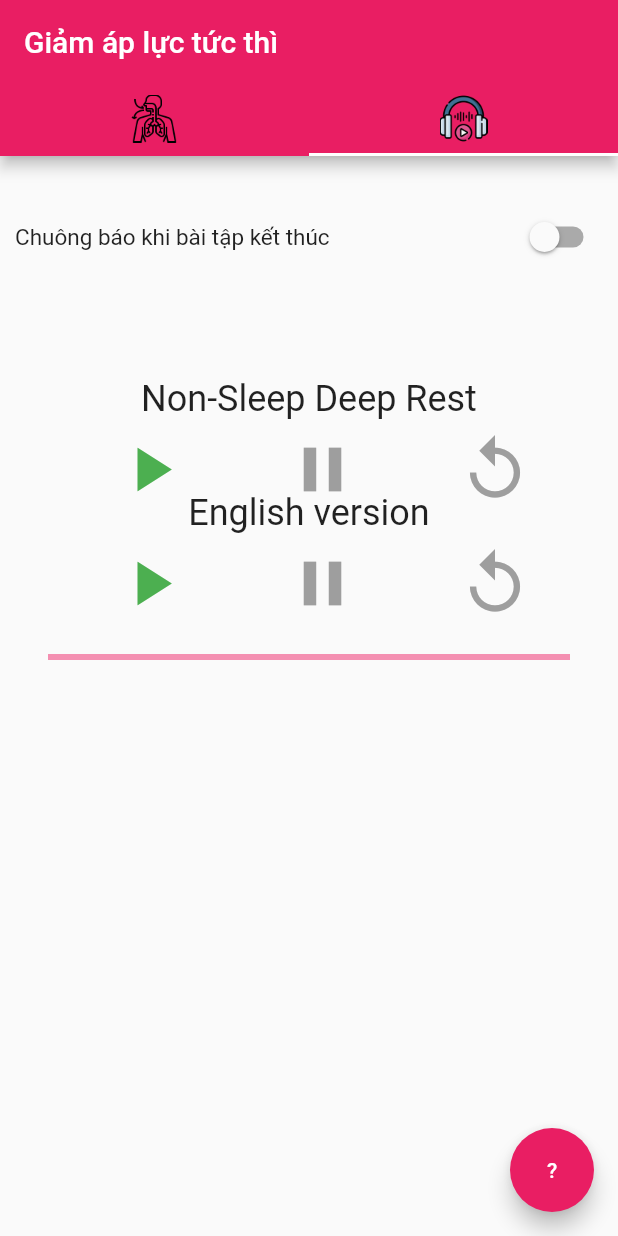
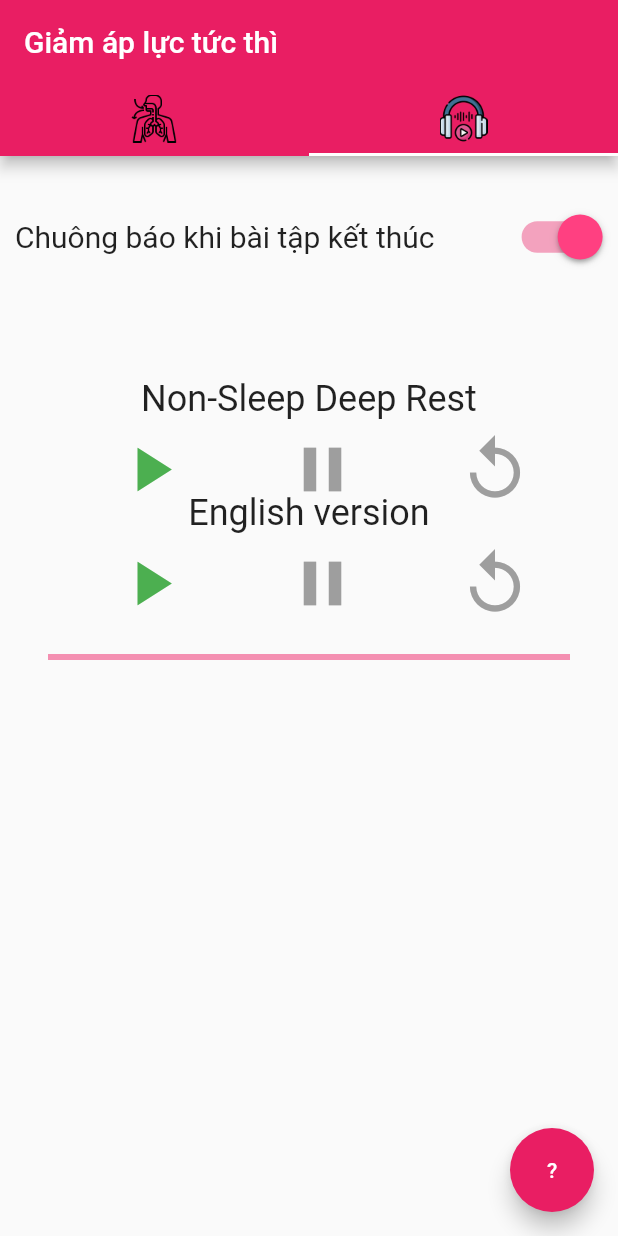
Before and after one commit to thivux/cp22_stress, a Flutter app: the screen it shows after launch, tab 2 chosen, on a phone screen of 412 x 824 dp. Run offline on Flutter 3.47's test engine with Material 2 defaults, Android fonts, the phone set to English and light mode, and no system bars; our stand-ins replace audioplayers; statements that could not run were skipped.

Commit message:
Minh v0.42

```diff
--- a/lib/alarm.dart
+++ b/lib/alarm.dart
@@ -1,4 +1,5 @@
-import 'package:flutter/cupertino.dart';
+// import 'dart:html';
+
 import 'package:flutter/material.dart';
 
 void main() {
@@ -6,7 +7,7 @@ void main() {
 }
 
 class AlarmSwitch extends StatefulWidget {
-  bool alarmOn = false;
+  bool alarmOn = true;
 
   AlarmSwitch({Key? key}) : super(key: key);
 
@@ -19,24 +20,18 @@ class AlarmSwitch extends StatefulWidget {
 class AlarmSwitchState extends State<AlarmSwitch> {
   @override
   Widget build(BuildContext context) {
-    return Container(
-      // padding: EdgeInsets.all(30.0),
-      // margin: EdgeInsets.all(0),
-      // color: Colors.pink[100], // uncomment to see shape of container
-      // elevation: 1.0,
-      child: Row(
+    return Row(
         mainAxisAlignment: MainAxisAlignment.spaceBetween,
         children: [
           const Text(
             'Chuông báo khi bài tập kết thúc',
             style: TextStyle(
-              fontSize: 15,
+              fontSize: 20,
               // fontWeight: FontWeight.w400,
             ),
           ),
           buildSwitch(),
         ],
-      ),
     );
     //   ),
     // );
@@ -44,7 +39,7 @@ class AlarmSwitchState extends State<AlarmSwitch> {
 
   Widget buildSwitch() {
     return Transform.scale(
-      scale: 1,
+      scale: 1.5,
       child: Switch.adaptive(
         activeColor: Colors.pinkAccent,
         activeTrackColor: Colors.pink.withOpacity(0.4),
```
